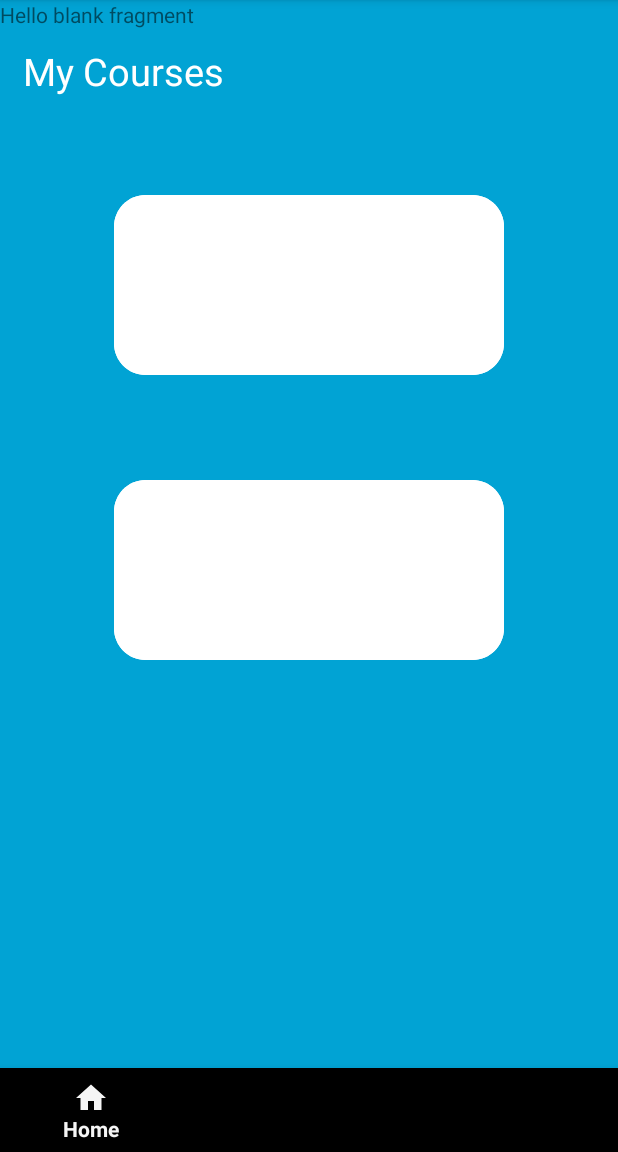
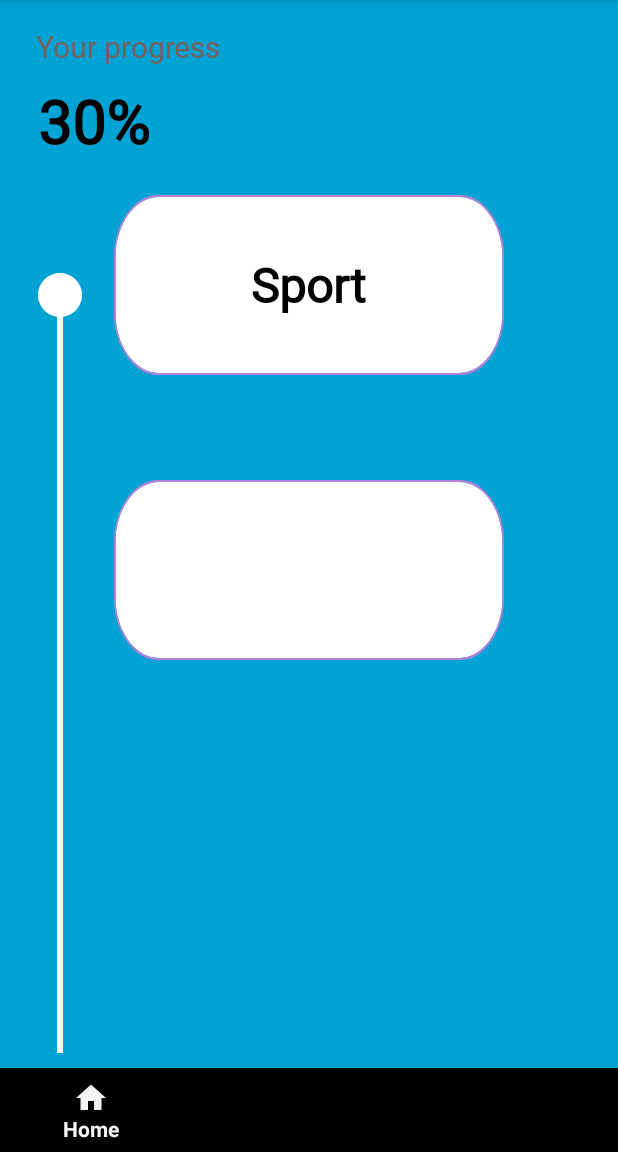
Before and after one commit to JihadZoabi/Aleph, an Android app: the screen it shows after launch (MainActivity), on a phone screen of 412 x 824 dp, the part 84-1236 px from its top. Run offline under Robolectric (Android 15) with nearby library versions, the phone set to English and light mode, and no system bars.

Commit message:
The seagulls! They're everywhere duck duck duck duck duck duck duck duck duck

```diff
--- /dev/null
+++ b/app/src/main/res/drawable/circle.xml
@@ -0,0 +1,24 @@
+<?xml version="1.0" encoding="utf-8"?>
+<vector
+    xmlns:android="http://schemas.android.com/apk/res/android"
+    xmlns:aapt="http://schemas.android.com/aapt"
+    android:width="29dp"
+    android:height="29dp"
+    android:viewportWidth="29"
+    android:viewportHeight="29"
+    >
+
+    <group>
+
+        <clip-path
+            android:pathData="M29 14.5C29 22.5081 22.5081 29 14.5 29C6.49187 29 0 22.5081 0 14.5C0 6.49187 6.49187 0 14.5 0C22.5081 0 29 6.49187 29 14.5Z"
+            />
+
+        <path
+            android:pathData="M0 0V29H29V0"
+            android:fillColor="#FFFFFF"
+            />
+
+    </group>
+
+</vector>
--- /dev/null
+++ b/app/src/main/res/drawable/elipse.xml
@@ -0,0 +1,24 @@
+<?xml version="1.0" encoding="utf-8"?>
+<vector
+    xmlns:android="http://schemas.android.com/apk/res/android"
+    xmlns:aapt="http://schemas.android.com/aapt"
+    android:width="631dp"
+    android:height="329dp"
+    android:viewportWidth="631"
+    android:viewportHeight="329"
+    >
+
+    <group>
+
+        <clip-path
+            android:pathData="M631 164.5C631 255.351 489.746 329 315.5 329C141.254 329 0 255.351 0 164.5C0 73.6492 141.254 0 315.5 0C489.746 0 631 73.6492 631 164.5Z"
+            />
+
+        <path
+            android:pathData="M0 0V329H631V0"
+            android:fillColor="#FFFFFF"
+            />
+
+    </group>
+
+</vector>
--- a/app/src/main/res/drawable/rectangle_6.xml
+++ b/app/src/main/res/drawable/rectangle_6.xml
@@ -1,27 +1,35 @@
 <vector
     xmlns:android="http://schemas.android.com/apk/res/android"
     xmlns:aapt="http://schemas.android.com/aapt"
-    android:width="372dp"
-    android:height="170dp"
-    android:viewportWidth="372"
-    android:viewportHeight="170"
+    android:width="270dp"
+    android:height="89dp"
+    android:viewportWidth="270"
+    android:viewportHeight="89"
     >
 
     <group>
 
         <clip-path
-            android:pathData="M30 0H342C358.569 0 372 13.4315 372 30V140C372 156.569 358.569 170 342 170H30C13.4315 170 0 156.569 0 140V30C0 13.4315 13.4315 0 30 0Z"
+            android:pathData="M31 1H239C255.569 1 269 14.4315 269 31V58C269 74.5685 255.569 88 239 88H31C14.4315 88 1 74.5685 1 58V31C1 14.4315 14.4315 1 31 1Z"
             />
 
         <path
-            android:pathData="M0 0V170H372V0"
+            android:pathData="M1 1V88H269V1"
             android:fillColor="#FFFFFF"
             />
 
+    </group>
+
+    <group>
+
+        <clip-path
+            android:pathData="M0 0V89H270V0M31 1H239C255.569 1 269 14.4315 269 31V58C269 74.5685 255.569 88 239 88H31C14.4315 88 1 74.5685 1 58V31C1 14.4315 14.4315 1 31 1Z"
+            />
+
         <path
-            android:pathData="M30 0H342C358.569 0 372 13.4315 372 30V140C372 156.569 358.569 170 342 170H30C13.4315 170 0 156.569 0 140V30C0 13.4315 13.4315 0 30 0Z"
-            android:strokeWidth="4"
-            android:strokeColor="#FFFFFF"
+            android:pathData="M31 1H239C255.569 1 269 14.4315 269 31V58C269 74.5685 255.569 88 239 88H31C14.4315 88 1 74.5685 1 58V31C1 14.4315 14.4315 1 31 1Z"
+            android:strokeWidth="2"
+            android:strokeColor="#B681DA"
             />
 
     </group>
--- /dev/null
+++ b/app/src/main/res/drawable/rectangle_line.xml
@@ -0,0 +1,24 @@
+<?xml version="1.0" encoding="utf-8"?>
+<vector
+    xmlns:android="http://schemas.android.com/apk/res/android"
+    xmlns:aapt="http://schemas.android.com/aapt"
+    android:width="4dp"
+    android:height="506dp"
+    android:viewportWidth="4"
+    android:viewportHeight="506"
+    >
+
+    <group>
+
+        <clip-path
+            android:pathData="M0 0H4V506H0V0Z"
+            />
+
+        <path
+            android:pathData="M0 0V506H4V0"
+            android:fillColor="#FFFFFF"
+            />
+
+    </group>
+
+</vector>
--- a/app/src/main/res/layout/fragment_home.xml
+++ b/app/src/main/res/layout/fragment_home.xml
@@ -7,23 +7,87 @@
     android:background="@drawable/iphone_13_p">
 
     <RelativeLayout
-        android:layout_width="wrap_content"
-        android:layout_height="wrap_content">
+        android:layout_width="match_parent"
+        android:layout_height="match_parent">
 
-    <!-- TODO: Update blank fragment layout -->
+
         <TextView
-            android:layout_width="match_parent"
-            android:layout_height="match_parent"
-            android:text="@string/hello_blank_fragment" />
+            android:id="@+id/your_progre"
+            android:layout_width="182dp"
+            android:layout_height="36dp"
+            android:layout_alignParentLeft="true"
+            android:layout_alignParentTop="true"
+            android:layout_marginLeft="24dp"
+            android:layout_marginTop="17dp"
+            android:gravity="top"
+            android:text="Your progress"
+            android:textColor="#795F5F"
+            android:textSize="20sp"
+            android:fontFamily="@font/inter"
+            android:textFontWeight="300"/>
+
+        <TextView
+            android:id="@+id/some_id"
+            android:layout_width="101dp"
+            android:layout_height="53dp"
+            android:layout_alignParentLeft="true"
+            android:layout_marginLeft="25dp"
+            android:layout_alignParentTop="true"
+            android:layout_marginTop="53dp"
+            android:text="30%"
+            android:textSize="40sp"
+            android:textColor="#000000"
+            android:gravity="top"
+            android:fontFamily="@font/inter"
+            android:textFontWeight="700"/>
 
         <View
+            android:id="@+id/rectangle_1"
+            android:layout_width="4dp"
+            android:layout_height="506dp"
+            android:layout_alignParentLeft="true"
+            android:layout_marginLeft="38dp"
+            android:layout_alignParentTop="true"
+            android:layout_marginTop="196dp"
+            android:background="@drawable/rectangle_line"
+            />
+
+        <!-- Sport -->
+
+
+
+        <View
+            android:id="@+id/ellipse_2"
+            android:layout_width="29dp"
+            android:layout_height="29dp"
+            android:layout_alignParentLeft="true"
+            android:layout_marginLeft="25dp"
+            android:layout_alignParentTop="true"
+            android:layout_marginTop="182dp"
+            android:background="@drawable/circle"
+            android:elevation="4dp"
+            />
+
+        <RelativeLayout
             android:id="@+id/rectangle_6"
             android:layout_width="260dp"
             android:layout_height="120dp"
             android:layout_centerHorizontal="true"
             android:layout_marginTop="130dp"
             android:background="@drawable/rectangle_6"
-            android:clickable="true"/>
+            android:clickable="true">
+
+            <TextView
+                android:id="@+id/sport"
+                android:layout_width="wrap_content"
+                android:layout_height="wrap_content"
+                android:layout_centerInParent="true"
+                android:fontFamily="@font/inter"
+                android:text="Sport"
+                android:textColor="#000000"
+                android:textFontWeight="800"
+                android:textSize="32sp" />
+        </RelativeLayout>
 
         <View
             android:id="@+id/rectangle_7"
@@ -33,20 +97,6 @@
             android:layout_marginTop="320dp"
             android:background="@drawable/rectangle_6" />
 
-    <TextView
-        android:id="@+id/my_courses"
-        android:layout_width="wrap_content"
-        android:layout_height="wrap_content"
-        android:layout_alignParentStart="true"
-        android:layout_alignParentLeft="true"
-        android:layout_alignParentTop="true"
-        android:layout_marginLeft="15dp"
-        android:layout_marginTop="30dp"
-        android:gravity="center_horizontal|top"
-        android:text="@string/my_courses"
-        android:textAppearance="@style/my_courses"
-        android:textSize="25sp" />
-
     </RelativeLayout>
 
 </FrameLayout>
```
Also changed, not shown: 1 other file. Lines whose indentation alone changed are shown as unchanged.
